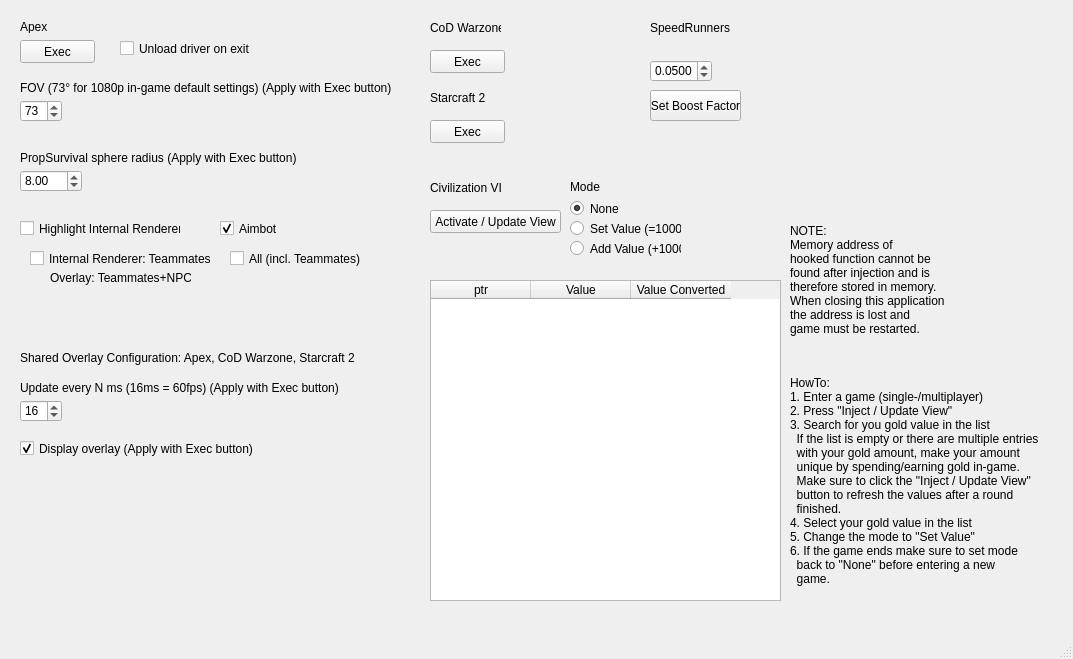
Qt form speedrunners.ui (orkido/cheats) before a commit.
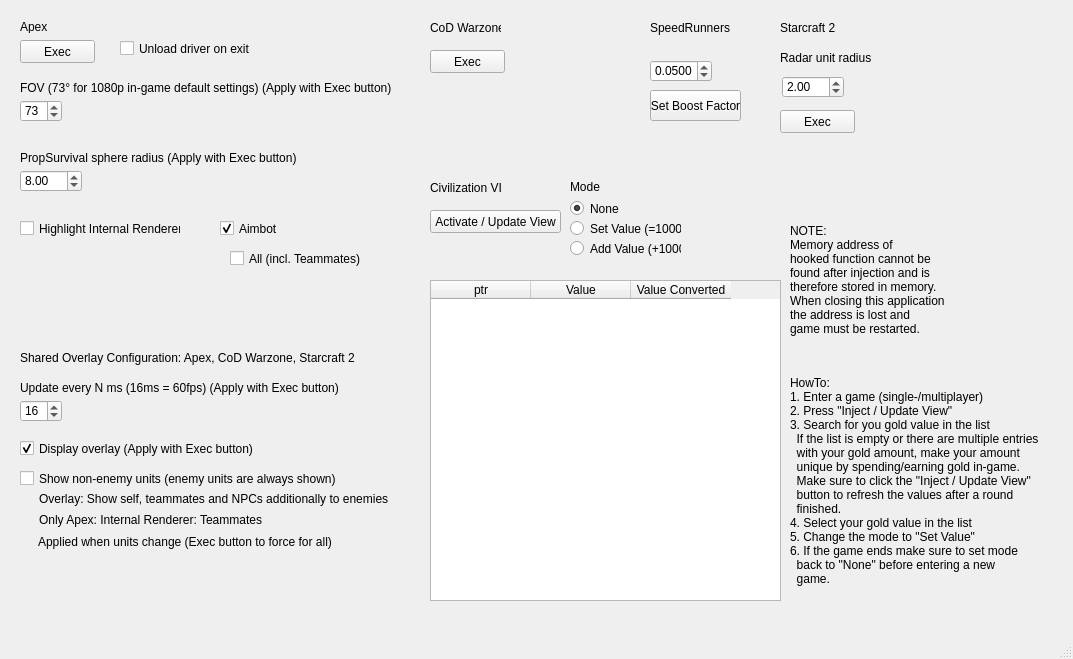
The same form after that commit.

Commit message: Starcraft 2: correct minimap overlay position, correct unit offsets for owner, hide deleted units, show teams by color

```diff
--- a/speedrunners.ui
+++ b/speedrunners.ui
@@ -251,14 +251,14 @@
    <widget class="QCheckBox" name="cb_highlight_teammates">
     <property name="geometry">
      <rect>
-      <x>30</x>
-      <y>250</y>
-      <width>181</width>
+      <x>20</x>
+      <y>470</y>
+      <width>331</width>
       <height>17</height>
      </rect>
     </property>
     <property name="text">
-     <string>Internal Renderer: Teammates</string>
+     <string>Show non-enemy units (enemy units are always shown)</string>
     </property>
    </widget>
    <widget class="QCheckBox" name="cb_aimbot_teammates">
@@ -316,14 +316,14 @@
    <widget class="QLabel" name="label_8">
     <property name="geometry">
      <rect>
-      <x>50</x>
-      <y>270</y>
-      <width>141</width>
+      <x>39</x>
+      <y>491</y>
+      <width>370</width>
       <height>16</height>
      </rect>
     </property>
     <property name="text">
-     <string>Overlay: Teammates+NPC</string>
+     <string>Overlay: Show self, teammates and NPCs additionally to enemies</string>
     </property>
    </widget>
    <widget class="QPushButton" name="bt_civilizationVI">
@@ -434,8 +434,8 @@
    <widget class="QPushButton" name="bt_starcraft2">
     <property name="geometry">
      <rect>
-      <x>430</x>
-      <y>120</y>
+      <x>780</x>
+      <y>110</y>
       <width>75</width>
       <height>23</height>
      </rect>
@@ -447,8 +447,8 @@
    <widget class="QLabel" name="label_10">
     <property name="geometry">
      <rect>
-      <x>430</x>
-      <y>90</y>
+      <x>780</x>
+      <y>20</y>
       <width>61</width>
       <height>16</height>
      </rect>
@@ -510,6 +510,64 @@
   game.</string>
     </property>
    </widget>
+   <widget class="QLabel" name="label_14">
+    <property name="geometry">
+     <rect>
+      <x>39</x>
+      <y>512</y>
+      <width>240</width>
+      <height>16</height>
+     </rect>
+    </property>
+    <property name="text">
+     <string>Only Apex: Internal Renderer: Teammates</string>
+    </property>
+   </widget>
+   <widget class="QDoubleSpinBox" name="doubleSpinBox_overlay_starcraft2_radar_radius">
+    <property name="geometry">
+     <rect>
+      <x>782</x>
+      <y>76</y>
+      <width>62</width>
+      <height>22</height>
+     </rect>
+    </property>
+    <property name="maximum">
+     <double>100000.000000000000000</double>
+    </property>
+    <property name="singleStep">
+     <double>0.100000000000000</double>
+    </property>
+    <property name="value">
+     <double>2.000000000000000</double>
+    </property>
+   </widget>
+   <widget class="QLabel" name="label_15">
+    <property name="geometry">
+     <rect>
+      <x>780</x>
+      <y>50</y>
+      <width>131</width>
+      <height>16</height>
+     </rect>
+    </property>
+    <property name="text">
+     <string>Radar unit radius</string>
+    </property>
+   </widget>
+   <widget class="QLabel" name="label_16">
+    <property name="geometry">
+     <rect>
+      <x>38</x>
+      <y>534</y>
+      <width>311</width>
+      <height>16</height>
+     </rect>
+    </property>
+    <property name="text">
+     <string>Applied when units change (Exec button to force for all)</string>
+    </property>
+   </widget>
   </widget>
   <widget class="QMenuBar" name="menubar">
    <property name="geometry">
```
Left out of the diff: 2 changed lines with no effect on the pictures. The commit also changes 7 other files.
